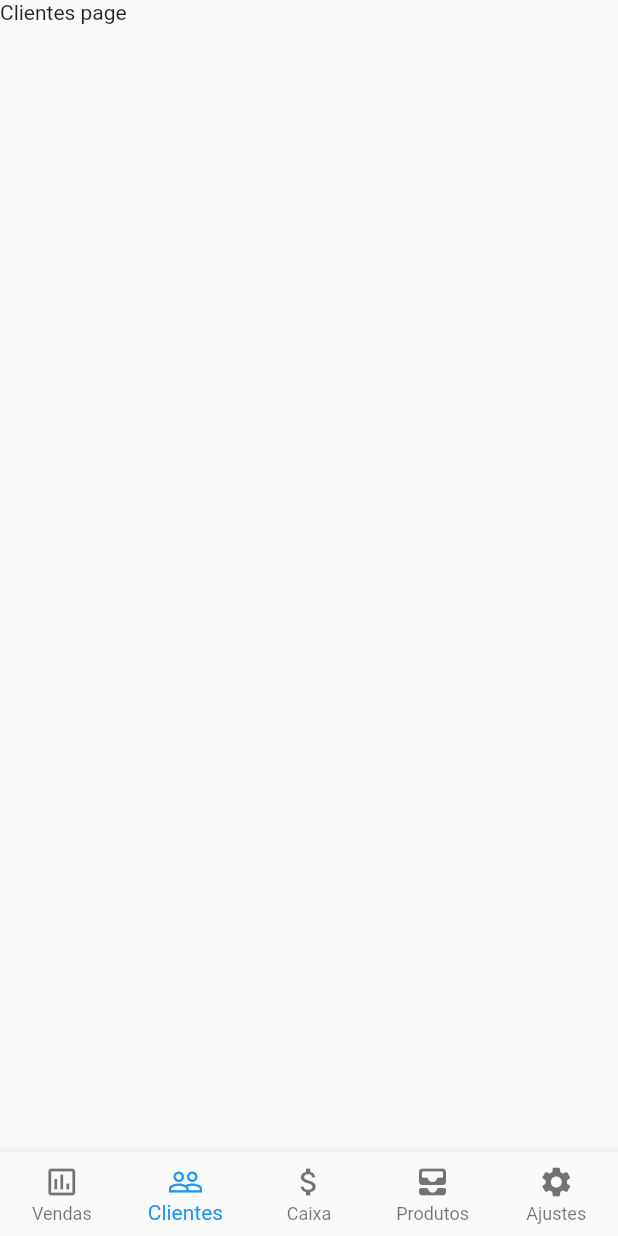
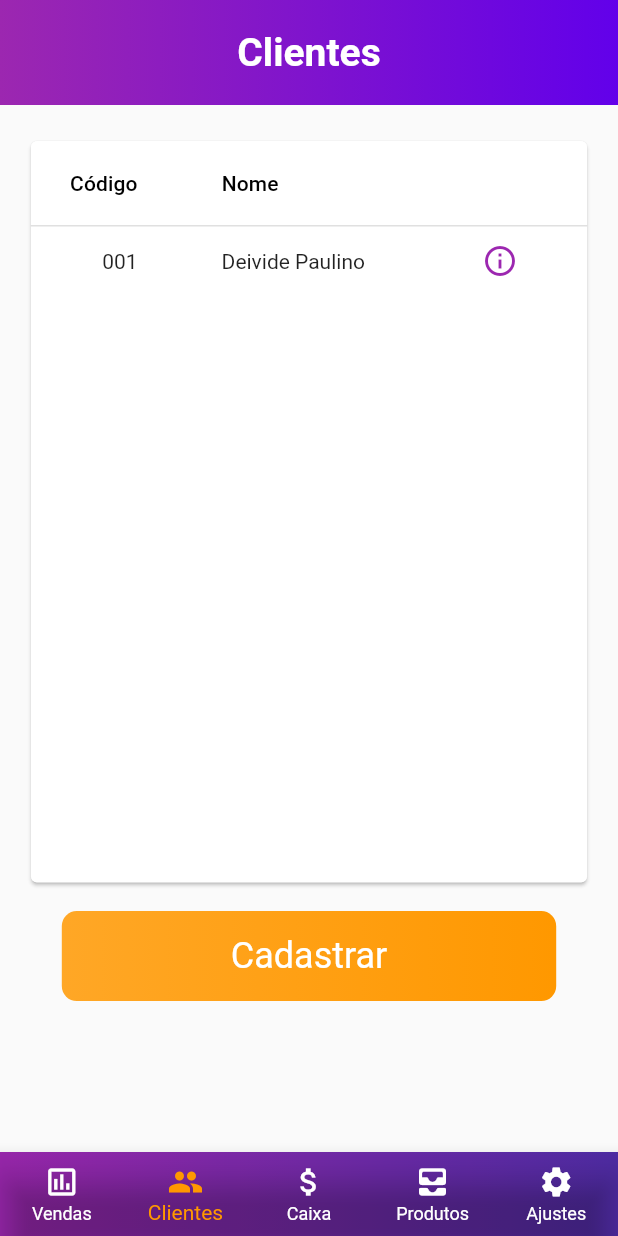
Before and after one commit to deividepaulino1/isell, a Flutter app: the HomePage screen opened by its route, item 2 of the bottom bar chosen, on a phone screen of 412 x 824 dp. Run offline on Flutter 3.47's test engine with Material 2 defaults, Android fonts, the phone set to English and light mode, and no system bars; our stand-ins replace page_transition, responsive_sizer.

Commit message:
criada a tela de clientes

```diff
--- /dev/null
+++ b/lib/components/clientes-table/clientes-table-list.dart
@@ -0,0 +1,51 @@
+// ignore_for_file: prefer_const_constructors
+
+import 'package:flutter/cupertino.dart';
+import 'package:flutter/material.dart';
+import 'package:flutter/src/foundation/key.dart';
+import 'package:flutter/src/widgets/framework.dart';
+
+class ClientesTable extends StatelessWidget {
+  const ClientesTable({Key? key}) : super(key: key);
+
+  @override
+  Widget build(BuildContext context) {
+    return DataTable(
+      sortColumnIndex: 0,
+      sortAscending: true,
+      // ignore: prefer_const_literals_to_create_immutables
+      columns: [
+        DataColumn(numeric: true, label: Text('Código')),
+        DataColumn(label: Text('Nome')),
+        DataColumn(label: Text('')),
+      ],
+      rows: [
+        // ignore: prefer_const_literals_to_create_immutables
+        DataRow(selected: selected(), cells: [
+          DataCell(Text('001')),
+          DataCell(Text('Deivide Paulino')),
+          DataCell(
+            TextButton(
+              onPressed: () {
+                Navigator.pushNamed(context, '/editarClientes');
+              },
+              child: Icon(
+                Icons.info_outlined,
+                color: Colors.purple,
+              ),
+            ),
+          ),
+        ]),
+      ],
+    );
+  }
+}
+
+selected() {
+  bool select = false;
+  onTap() {
+    select = !select;
+  }
+
+  return select;
+}
--- a/lib/pages/caixa-page.dart
+++ b/lib/pages/caixa-page.dart
@@ -2,7 +2,6 @@
 
 import 'package:flutter/material.dart';
 import 'package:isell/pages/ajustes-page.dart';
-import 'package:isell/pages/clientes-page.dart';
 import 'package:isell/pages/vendas-page.dart';
 
 class CaixaPage extends StatefulWidget {
--- a/lib/pages/clientes-page.dart
+++ /dev/null
@@ -1,14 +0,0 @@
-import 'package:flutter/material.dart';
-import 'package:flutter/src/foundation/key.dart';
-import 'package:flutter/src/widgets/framework.dart';
-
-class ClientesPage extends StatelessWidget {
-  const ClientesPage({Key? key}) : super(key: key);
-
-  @override
-  Widget build(BuildContext context) {
-    return SingleChildScrollView(
-      child: Text('Clientes page'),
-    );
-  }
-}
--- /dev/null
+++ b/lib/pages/clientes/clientes-page.dart
@@ -0,0 +1,52 @@
+import 'package:flutter/material.dart';
+import 'package:isell/components/clientes-table/clientes-table-list.dart';
+import 'package:isell/components/produtos-table/produtos-table-list.dart';
+import 'package:isell/components/shared/btn-component.dart';
+import 'package:isell/components/shared/topBar-component.dart';
+import 'package:responsive_sizer/responsive_sizer.dart';
+
+class ClientesPage extends StatelessWidget {
+  const ClientesPage({Key? key}) : super(key: key);
+
+  @override
+  Widget build(BuildContext context) {
+    return SingleChildScrollView(
+      child: SafeArea(
+        child: Center(
+          child: Column(
+            children: [
+              topBarComponent(
+                titulo: 'Clientes',
+              ),
+              SizedBox(
+                height: 20,
+              ),
+              Card(
+                child: Container(
+                  height: Adaptive.h(60),
+                  width: Adaptive.w(90),
+                  child: ClientesTable(),
+                ),
+              ),
+              Container(
+                  padding: EdgeInsets.only(
+                    left: Adaptive.h(5),
+                    right: Adaptive.h(5),
+                    top: 15,
+                  ),
+                  child: BtnComponent(
+                    funcao: () {},
+                    gradiente: LinearGradient(
+                      colors: [
+                        Colors.orange.shade400,
+                        Colors.orange,
+                      ],
+                    ),
+                  )),
+            ],
+          ),
+        ),
+      ),
+    );
+  }
+}
--- a/lib/pages/home-page.dart
+++ b/lib/pages/home-page.dart
@@ -3,7 +3,7 @@ import 'package:flutter/src/foundation/key.dart';
 import 'package:flutter/src/widgets/framework.dart';
 import 'package:isell/pages/ajustes-page.dart';
 import 'package:isell/pages/caixa-page.dart';
-import 'package:isell/pages/clientes-page.dart';
+import 'package:isell/pages/clientes/clientes-page.dart';
 import 'package:isell/pages/produtos/produtos-page.dart';
 import 'package:isell/pages/vendas-page.dart';
 
@@ -20,7 +20,18 @@ class _HomePageState extends State<HomePage> {
 
   Widget build(BuildContext context) {
     return Scaffold(
-      bottomNavigationBar: BottomNavigationBar(
+      bottomNavigationBar: Container(
+        decoration: BoxDecoration(
+            gradient: LinearGradient(colors: [
+          Colors.purple,
+          Colors.deepPurple.shade700,
+        ])),
+        child: Stack(
+          children: [
+            BottomNavigationBar(
+              backgroundColor: Colors.transparent,
+              unselectedItemColor: Colors.white,
+              selectedItemColor: Colors.orange,
               currentIndex: _selectedIndex,
               onTap: (
                 select,
@@ -33,18 +44,30 @@ class _HomePageState extends State<HomePage> {
               // ignore: prefer_const_literals_to_create_immutables
               items: [
                 const BottomNavigationBarItem(
-            icon: Icon(Icons.assessment_outlined),
+                  activeIcon: Icon(Icons.assessment),
+                  icon: Icon(Icons.assessment_outlined, color: Colors.white),
                   label: 'Vendas',
                 ),
                 const BottomNavigationBarItem(
-              icon: Icon(Icons.people_outline), label: 'Clientes'),
+                    activeIcon: Icon(Icons.people),
+                    icon: Icon(Icons.people_outline),
+                    label: 'Clientes'),
                 const BottomNavigationBarItem(
-              icon: Icon(Icons.attach_money_outlined), label: 'Caixa'),
+                    activeIcon: Icon(Icons.store),
+                    icon: Icon(Icons.attach_money_outlined),
+                    label: 'Caixa'),
                 const BottomNavigationBarItem(
-              icon: Icon(Icons.all_inbox_rounded), label: 'Produtos'),
+                    activeIcon: Icon(Icons.all_inbox_outlined),
+                    icon: Icon(Icons.all_inbox_rounded),
+                    label: 'Produtos'),
                 const BottomNavigationBarItem(
-              icon: Icon(Icons.settings), label: 'Ajustes'),
+                    activeIcon: Icon(Icons.settings_applications),
+                    icon: Icon(Icons.settings),
+                    label: 'Ajustes'),
               ],
+            ),
+          ],
+        ),
       ),
       body: SingleChildScrollView(child: routes(_selectedIndex)),
     );
```
Also changed, not shown: lib/components/clientes-table/cliente-data-table.dart (added, +114 -0 lines), lib/components/clientes-table/clientes-detail.dart (added, +38 -0 lines), lib/main.dart (+8 -1 lines), lib/pages/clientes/editarClientes-page.dart (added, +68 -0 lines). Lines whose indentation alone changed are shown as unchanged.
